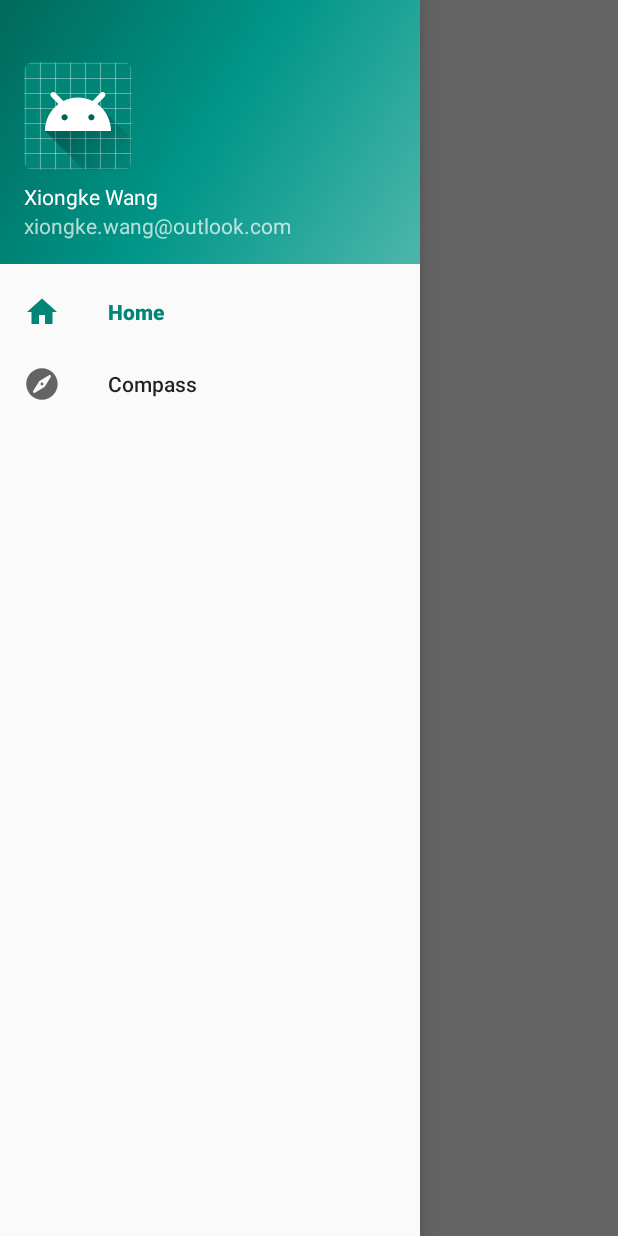
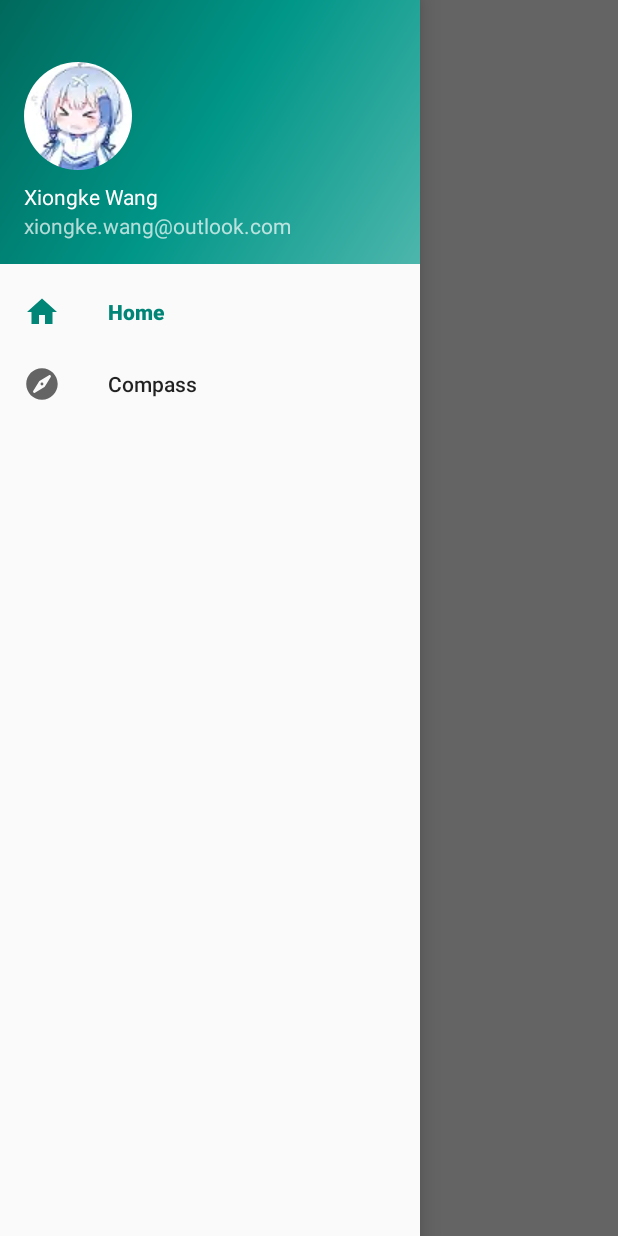
Before and after one commit to PlasticUncle/Sundries, an Android app: the screen it shows after launch (MainActivity), with the side drawer open, on a phone screen of 412 x 824 dp. Run offline under Robolectric (Android 15) with nearby library versions, the phone set to English and light mode, and no system bars; our stand-ins replace navigation-ui; pictures from the network do not load.

Commit message:
update portrait

```diff
--- a/app/src/main/java/com/floatke/sundries/MainActivity.kt
+++ b/app/src/main/java/com/floatke/sundries/MainActivity.kt
@@ -24,8 +24,12 @@ import androidx.appcompat.app.AppCompatActivity
 import androidx.core.view.GravityCompat
 import androidx.navigation.fragment.NavHostFragment
 import androidx.navigation.ui.setupWithNavController
+import com.bumptech.glide.Glide
+import com.bumptech.glide.load.engine.DiskCacheStrategy
+import com.bumptech.glide.request.RequestOptions
 import kotlinx.android.synthetic.main.activity_main.*
 import kotlinx.android.synthetic.main.app_bar_main.*
+import kotlinx.android.synthetic.main.nav_header_main.view.*
 
 class MainActivity : AppCompatActivity() {
 
@@ -40,10 +44,21 @@ class MainActivity : AppCompatActivity() {
         drawer_layout.addDrawerListener(toggle)
         toggle.syncState()
 
+
         val host = supportFragmentManager.findFragmentById(R.id.fragment_container) as NavHostFragment?
             ?: return
 
         nav_view.setupWithNavController(host.navController)
+
+        val option = RequestOptions.circleCropTransform()
+            .skipMemoryCache(true)
+            .diskCacheStrategy(DiskCacheStrategy.NONE)
+
+        val imageView = nav_view.getHeaderView(0).portrait_view
+        Glide.with(this)
+            .load(R.mipmap.ic_portrait)
+            .apply(option)
+            .into(imageView)
     }
 
     override fun onBackPressed() {
--- a/app/src/main/res/layout/nav_header_main.xml
+++ b/app/src/main/res/layout/nav_header_main.xml
@@ -13,11 +13,11 @@
     android:theme="@style/ThemeOverlay.AppCompat.Dark">
 
     <ImageView
-        android:id="@+id/imageView"
-        android:layout_width="wrap_content"
-        android:layout_height="wrap_content"
+        android:id="@+id/portrait_view"
+        android:layout_width="@dimen/portrait_size"
+        android:layout_height="@dimen/portrait_size"
         android:contentDescription="@string/nav_header_desc"
-        android:paddingTop="@dimen/nav_header_vertical_spacing"
+        android:layout_marginTop="@dimen/nav_header_vertical_spacing"
         app:srcCompat="@mipmap/ic_launcher_round" />
 
     <TextView
--- a/app/src/main/res/values/dimens.xml
+++ b/app/src/main/res/values/dimens.xml
@@ -5,4 +5,5 @@
     <dimen name="nav_header_vertical_spacing">8dp</dimen>
     <dimen name="nav_header_height">176dp</dimen>
     <dimen name="fab_margin">16dp</dimen>
+    <dimen name="portrait_size">72dp</dimen>
 </resources>
```
Also changed, not shown: app/build.gradle (+10 -6 lines), app/src/main/res/mipmap-hdpi/ic_portrait.webp (added), app/src/main/res/mipmap-mdpi/ic_portrait.webp (added), app/src/main/res/mipmap-xhdpi/ic_portrait.webp (added), app/src/main/res/mipmap-xxhdpi/ic_portrait.webp (added), app/src/main/res/mipmap-xxxhdpi/ic_portrait.webp (added).
